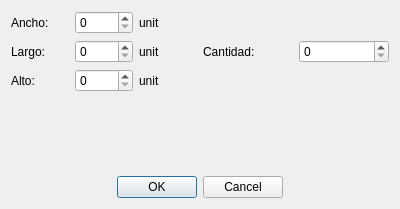
Old version of the form dialogaddbox.ui in the repository amsantosr/ContainerApp.
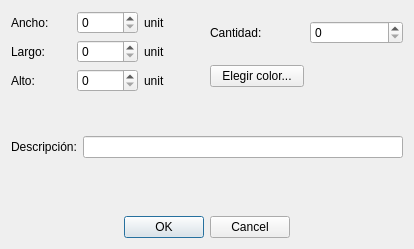
New version of the form.

Commit message: Añade color y descripción a las cajas

What changed in the file:
```diff
--- a/dialogaddbox.ui
+++ b/dialogaddbox.ui
@@ -6,15 +6,106 @@
    <rect>
     <x>0</x>
     <y>0</y>
-    <width>399</width>
-    <height>209</height>
+    <width>414</width>
+    <height>249</height>
    </rect>
   </property>
   <property name="windowTitle">
    <string>Añadir cajas</string>
   </property>
   <layout class="QGridLayout" name="gridLayout_2">
-   <item row="0" column="0">
+   <item row="4" column="0" colspan="2">
+    <spacer name="verticalSpacer">
+     <property name="orientation">
+      <enum>Qt::Vertical</enum>
+     </property>
+     <property name="sizeHint" stdset="0">
+      <size>
+       <width>378</width>
+       <height>54</height>
+      </size>
+     </property>
+    </spacer>
+   </item>
+   <item row="1" column="1">
+    <layout class="QHBoxLayout" name="horizontalLayout_2">
+     <item>
+      <widget class="QPushButton" name="pushButtonPickColor">
+       <property name="text">
+        <string>Elegir color...</string>
+       </property>
+      </widget>
+     </item>
+     <item>
+      <widget class="QLabel" name="labelColor">
+       <property name="minimumSize">
+        <size>
+         <width>40</width>
+         <height>0</height>
+        </size>
+       </property>
+       <property name="maximumSize">
+        <size>
+         <width>16777215</width>
+         <height>20</height>
+        </size>
+       </property>
+       <property name="autoFillBackground">
+        <bool>false</bool>
+       </property>
+       <property name="styleSheet">
+        <string notr="true"/>
+       </property>
+       <property name="text">
+        <string/>
+       </property>
+      </widget>
+     </item>
+    </layout>
+   </item>
+   <item row="3" column="0" colspan="2">
+    <layout class="QHBoxLayout" name="horizontalLayout_3">
+     <item>
+      <widget class="QLabel" name="label_5">
+       <property name="text">
+        <string>Descripción:</string>
+       </property>
+      </widget>
+     </item>
+     <item>
+      <widget class="QLineEdit" name="lineEditDescription"/>
+     </item>
+    </layout>
+   </item>
+   <item row="0" column="1">
+    <layout class="QHBoxLayout" name="horizontalLayout">
+     <item>
+      <widget class="QLabel" name="label_4">
+       <property name="text">
+        <string>Cantidad:</string>
+       </property>
+      </widget>
+     </item>
+     <item>
+      <widget class="QSpinBox" name="spinBoxCantidad">
+       <property name="maximum">
+        <number>9999</number>
+       </property>
+      </widget>
+     </item>
+    </layout>
+   </item>
+   <item row="5" column="0" colspan="2">
+    <widget class="QDialogButtonBox" name="buttonBox">
+     <property name="standardButtons">
+      <set>QDialogButtonBox::Cancel|QDialogButtonBox::Ok</set>
+     </property>
+     <property name="centerButtons">
+      <bool>true</bool>
+     </property>
+    </widget>
+   </item>
+   <item row="0" column="0" rowspan="2">
     <layout class="QGridLayout" name="gridLayout">
      <item row="2" column="0">
       <widget class="QLabel" name="label_3">
@@ -81,46 +172,18 @@
      </item>
     </layout>
    </item>
-   <item row="0" column="1">
-    <layout class="QHBoxLayout" name="horizontalLayout">
-     <item>
-      <widget class="QLabel" name="label_4">
-       <property name="text">
-        <string>Cantidad:</string>
-       </property>
-      </widget>
-     </item>
-     <item>
-      <widget class="QSpinBox" name="spinBoxCantidad">
-       <property name="maximum">
-        <number>9999</number>
-       </property>
-      </widget>
-     </item>
-    </layout>
-   </item>
-   <item row="1" column="0" colspan="2">
-    <spacer name="verticalSpacer">
-     <property name="orientation">
-      <enum>Qt::Vertical</enum>
-     </property>
-     <property name="sizeHint" stdset="0">
-      <size>
-       <width>378</width>
-       <height>54</height>
-      </size>
-     </property>
-    </spacer>
-   </item>
    <item row="2" column="0" colspan="2">
-    <widget class="QDialogButtonBox" name="buttonBox">
-     <property name="standardButtons">
-      <set>QDialogButtonBox::Cancel|QDialogButtonBox::Ok</set>
+    <spacer name="verticalSpacer_2">
+     <property name="orientation">
+      <enum>Qt::Vertical</enum>
      </property>
-     <property name="centerButtons">
-      <bool>true</bool>
+     <property name="sizeHint" stdset="0">
+      <size>
+       <width>20</width>
+       <height>40</height>
+      </size>
      </property>
-    </widget>
+    </spacer>
    </item>
   </layout>
  </widget>
```
The commit also changes 9 other files.
